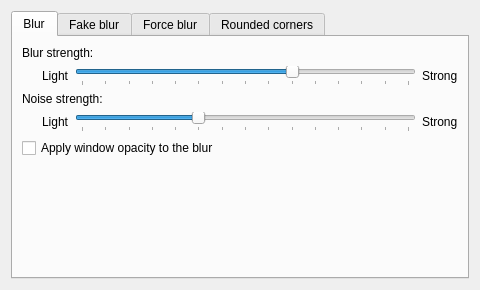
taj-ny/kwin-effects-forceblur, file src/kcm/blur_config.ui: the form before one commit.
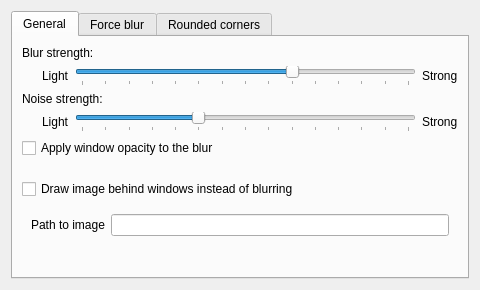
The form after the commit.

Commit message: config: merge blur and fake blur tabs

Diff of the .ui file:
```diff
--- a/src/kcm/blur_config.ui
+++ b/src/kcm/blur_config.ui
@@ -21,7 +21,7 @@
      </property>
      <widget class="QWidget">
       <attribute name="title">
-       <string>Blur</string>
+       <string>General</string>
       </attribute>
       <layout class="QVBoxLayout">
        <item>
@@ -180,22 +180,18 @@
         </widget>
        </item>
        <item>
-        <widget class="QWidget">
-         <property name="sizePolicy">
-          <sizepolicy hsizetype="Fixed" vsizetype="Expanding">
-           <horstretch>0</horstretch>
-           <verstretch>1</verstretch>
-          </sizepolicy>
+        <spacer>
+         <property name="orientation">
+          <enum>Qt::Vertical</enum>
          </property>
-        </widget>
+         <property name="sizeHint" stdset="0">
+          <size>
+           <width>0</width>
+           <height>15</height>
+          </size>
+         </property>
+        </spacer>
        </item>
-      </layout>
-     </widget>
-     <widget class="QWidget">
-      <attribute name="title">
-       <string>Fake blur</string>
-      </attribute>
-      <layout class="QVBoxLayout">
        <item>
         <widget class="QCheckBox" name="kcfg_FakeBlur">
          <property name="sizePolicy">
@@ -205,7 +201,7 @@
           </sizepolicy>
          </property>
          <property name="text">
-          <string>Fake blur</string>
+          <string>Draw image behind windows instead of blurring</string>
          </property>
         </widget>
        </item>
```
